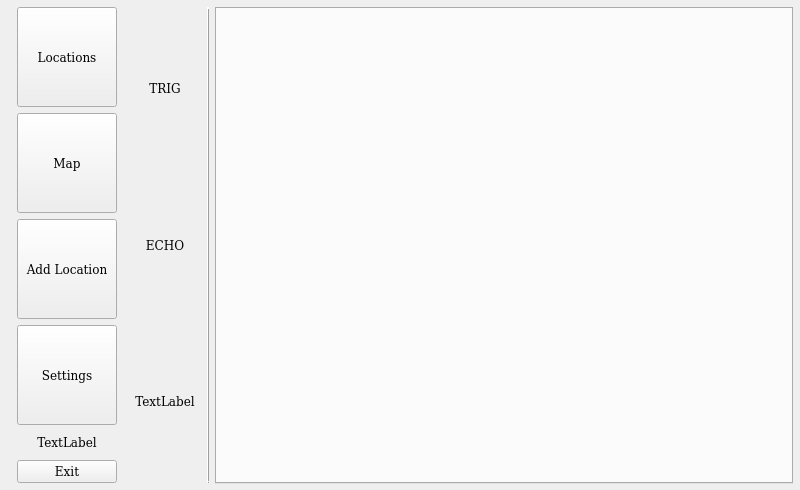
Old version of the form Reveles/GUI/revelesgui.ui in the repository Alex-BusNet/Reveles.
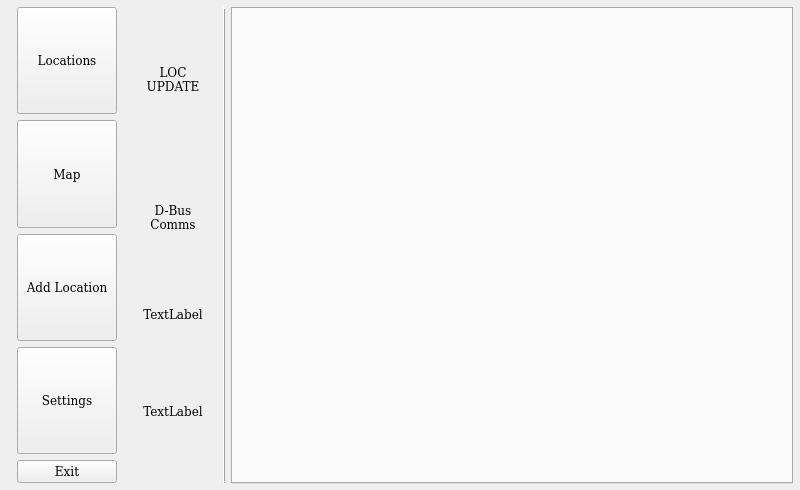
New version of the form.

```diff
--- a/Reveles/GUI/revelesgui.ui
+++ b/Reveles/GUI/revelesgui.ui
@@ -195,22 +195,6 @@
          </property>
         </widget>
        </item>
-       <item>
-        <widget class="QLabel" name="testingLabel">
-         <property name="maximumSize">
-          <size>
-           <width>100</width>
-           <height>50</height>
-          </size>
-         </property>
-         <property name="text">
-          <string>TextLabel</string>
-         </property>
-         <property name="alignment">
-          <set>Qt::AlignCenter</set>
-         </property>
-        </widget>
-       </item>
        <item>
         <widget class="QPushButton" name="exitBtn">
          <property name="text">
@@ -237,17 +221,39 @@
        <item>
         <widget class="QLabel" name="TrigLabel">
          <property name="text">
-          <string>TRIG</string>
+          <string>LOC UPDATE</string>
          </property>
          <property name="alignment">
           <set>Qt::AlignCenter</set>
          </property>
+         <property name="wordWrap">
+          <bool>true</bool>
+         </property>
         </widget>
        </item>
        <item>
         <widget class="QLabel" name="EchoLabel">
          <property name="text">
-          <string>ECHO</string>
+          <string>D-Bus Comms</string>
+         </property>
+         <property name="alignment">
+          <set>Qt::AlignCenter</set>
+         </property>
+         <property name="wordWrap">
+          <bool>true</bool>
+         </property>
+        </widget>
+       </item>
+       <item>
+        <widget class="QLabel" name="testingLabel">
+         <property name="maximumSize">
+          <size>
+           <width>100</width>
+           <height>50</height>
+          </size>
+         </property>
+         <property name="text">
+          <string>TextLabel</string>
          </property>
          <property name="alignment">
           <set>Qt::AlignCenter</set>
```
